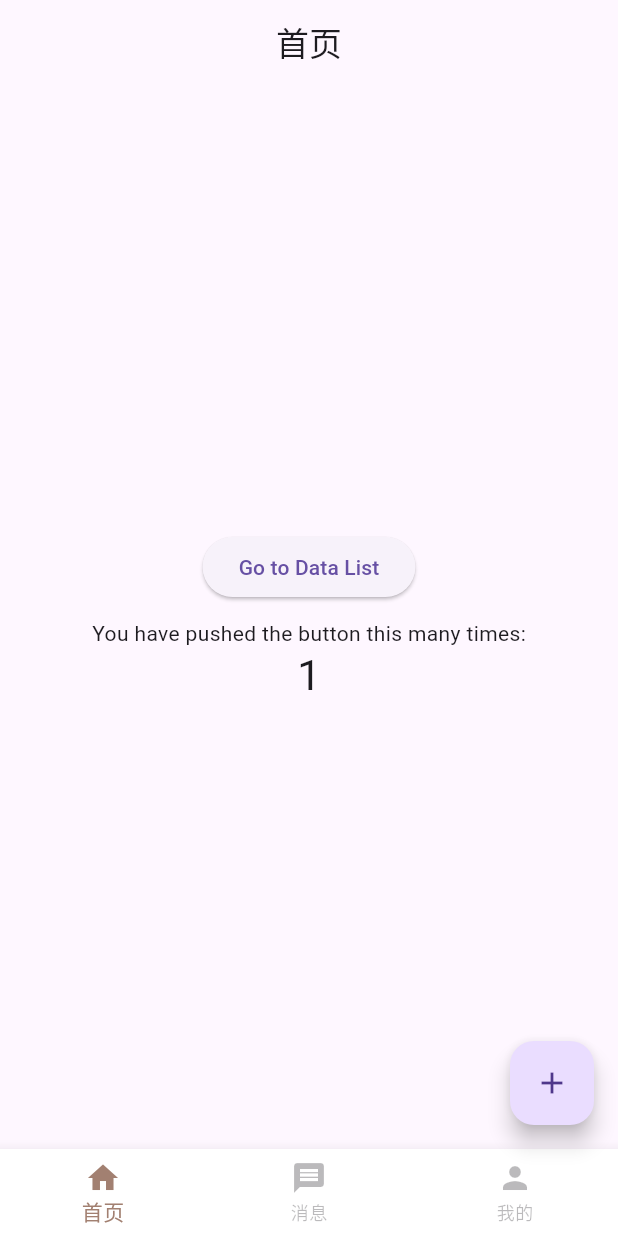
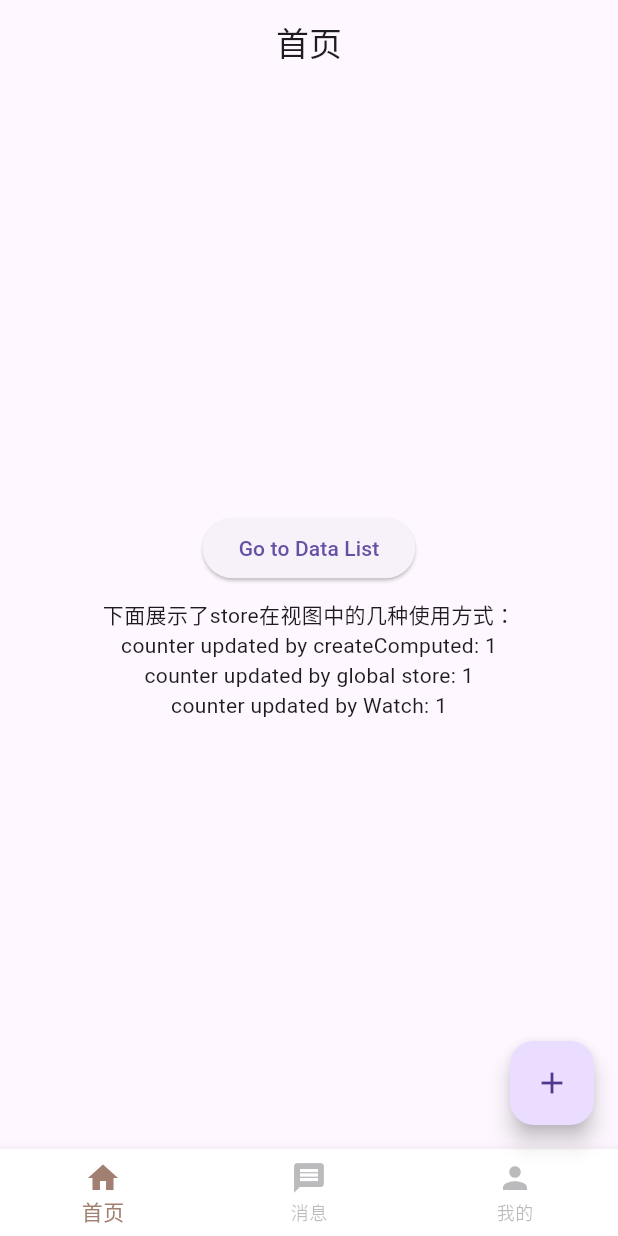
Before and after one commit to jerrywu001/flutter-tpl, a Flutter app: the screen it shows after launch, after a tap on the "add" icon, on a phone screen of 412 x 824 dp. Run offline on Flutter 3.47's test engine with Material 3 defaults, Android fonts, the phone set to English and light mode, and no system bars; our stand-ins replace dio, flutter_svg, signals; missing offline and left inert: colorful_print; network calls fail.

Commit message:
Feat: store状态管理

```diff
--- /dev/null
+++ b/devtools_options.yaml
@@ -0,0 +1,3 @@
+description: This file stores settings for Dart & Flutter DevTools.
+documentation: https://docs.flutter.dev/tools/devtools/extensions#configure-extension-enablement-states
+extensions:
--- a/lib/api/request/http_request.dart
+++ b/lib/api/request/http_request.dart
@@ -1,4 +1,5 @@
 import 'package:dio/dio.dart';
+import 'package:ybx_parent_client/config/env.dart';
 import 'package:ybx_parent_client/utils/index.dart';
 
 import 'http_types.dart';
@@ -24,17 +25,13 @@ class HttpRequest {
 
   /// 初始化
   static void init() {
-    const printError = true;
-    const timeout = Duration(seconds: 30);
-    const hostUrl = String.fromEnvironment('API_HOST');
-
-    SystemLog.success('\n API HOST URL 🎉⬇️');
-    SystemLog.info(hostUrl);
+    SystemLog.success('\n API HOST URL ${Env.envName} 🎉⬇️');
+    SystemLog.info(Env.hostUrl);
 
     _instance._config = HttpConfig(
-      baseUrl: hostUrl,
-      timeout: timeout,
-      printError: printError,
+      baseUrl: Env.hostUrl,
+      timeout: Env.timeout,
+      printError: Env.printError,
     );
 
     _instance._dio = Dio(
@@ -135,9 +132,13 @@ class HttpRequest {
     headers ??= {};
     headers['Authorization'] = 'Bearer $token';
 
-    SystemLog.success('\n $method:  $path');
-    SystemLog.success('🚀 queryParameters:  $queryParameters');
+    SystemLog.info('-----------------------------------------');
+    SystemLog.success('$method:  $path');
+    SystemLog.info('-----------------------------------------');
+    SystemLog.success('🚀 body:  $queryParameters');
+    SystemLog.info('-----------------------------------------');
     SystemLog.success('🍥 headers:  $headers');
+    SystemLog.info('-----------------------------------------');
 
     try {
       final response = await _instance._dio.request(
@@ -163,7 +164,8 @@ class HttpRequest {
     Response response,
     T Function(dynamic)? fromJsonT,
   ) {
-    SystemLog.info('Response: $response \n');
+    SystemLog.json(response.data, label: 'Response', pretty: false);
+    SystemLog.info('-----------------------------------------');
 
     final data = response.data ?? response.context;
 
--- a/lib/pages/home/home_screen.dart
+++ b/lib/pages/home/home_screen.dart
@@ -1,6 +1,9 @@
+// ignore_for_file: use_build_context_synchronously
+
 import 'package:flutter/material.dart';
 import 'package:ybx_parent_client/api/home/index.dart';
 import 'package:ybx_parent_client/config/routes.dart';
+import 'package:ybx_parent_client/stores/index.dart';
 import 'package:ybx_parent_client/types/home/index.dart';
 import 'package:ybx_parent_client/utils/index.dart';
 import 'package:ybx_parent_client/widgets/bottom_nav.dart';
@@ -12,14 +15,11 @@ class HomeScreen extends StatefulWidget {
   State<HomeScreen> createState() => _HomeScreenState();
 }
 
-class _HomeScreenState extends State<HomeScreen> {
-  int _counter = 0;
-
-  void _incrementCounter() {
-    setState(() {
-      _counter++;
-    });
-  }
+class _HomeScreenState extends State<HomeScreen> with SignalsMixin {
+  /// 计算属性：基于 counter 的派生值（在 Widget 内部定义）
+  late final computedFullName = createComputed(
+    () => 'counter updated by createComputed: ${counterStore.counter.value}',
+  );
 
   Future<void> fetchNearbyCompanions() async {
     try {
@@ -60,16 +60,21 @@ class _HomeScreenState extends State<HomeScreen> {
               child: const Text('Go to Data List'),
             ),
             const SizedBox(height: 10),
-            const Text('You have pushed the button this many times:'),
-            Text(
-              '$_counter',
-              style: Theme.of(context).textTheme.headlineMedium,
+            const Text('下面展示了store在视图中的几种使用方式：'),
+            Text(computedFullName.value),
+            // 来自 Store 的 computed
+            Watch((context) => Text(counterStore.fullName.value)),
+            // 使用 Watch 监听 原始 signal 变化
+            Watch(
+              (context) => Text(
+                'counter updated by Watch: ${counterStore.counter.value}',
+              ),
             ),
           ],
         ),
       ),
       floatingActionButton: FloatingActionButton(
-        onPressed: _incrementCounter,
+        onPressed: counterStore.increment,
         tooltip: 'Increment',
         child: const Icon(Icons.add),
       ),
--- /dev/null
+++ b/lib/stores/home/counter_demo.dart
@@ -0,0 +1,37 @@
+import 'package:signals/signals.dart';
+
+/// 计数器状态管理
+class CounterStore {
+  CounterStore._();
+
+  static final CounterStore _instance = CounterStore._();
+  static CounterStore get instance => _instance;
+
+  /// 计数器值
+  final counter = signal(0);
+
+  /// 计算属性：基于 counter 的派生值
+  late final fullName = computed(
+    () => 'counter updated by global store: ${counter.value}',
+  );
+
+  /// 增加计数
+  void increment() {
+    counter.value++;
+  }
+
+  /// 减少计数
+  void decrement() {
+    if (counter.value > 0) {
+      counter.value--;
+    }
+  }
+
+  /// 重置计数
+  void reset() {
+    counter.value = 0;
+  }
+}
+
+/// 全局单例
+final counterStore = CounterStore.instance;
--- /dev/null
+++ b/lib/stores/index.dart
@@ -0,0 +1,3 @@
+export 'package:signals/signals_flutter.dart';
+
+export 'home/counter_demo.dart';
--- a/lib/widgets/bottom_nav.dart
+++ b/lib/widgets/bottom_nav.dart
@@ -1,14 +1,10 @@
 import 'package:flutter/material.dart';
-
-import '../../../main.dart';
+import 'package:ybx_parent_client/main.dart';
 
 class BottomNav extends StatelessWidget {
   final int currentIndex;
 
-  const BottomNav({
-    super.key,
-    required this.currentIndex,
-  });
+  const BottomNav({super.key, required this.currentIndex});
 
   @override
   Widget build(BuildContext context) {
@@ -16,23 +12,16 @@ class BottomNav extends StatelessWidget {
       backgroundColor: Colors.white,
       currentIndex: currentIndex,
       selectedItemColor: const Color(0xFFA28071),
-      unselectedItemColor: Theme.of(context).colorScheme.onSurface.withValues(alpha: 0.3),
+      unselectedItemColor: Theme.of(
+        context,
+      ).colorScheme.onSurface.withValues(alpha: 0.3),
       onTap: (index) {
         context.findAncestorStateOfType<MyHomePageState>()?.onItemTapped(index);
       },
       items: const [
-        BottomNavigationBarItem(
-          icon: Icon(Icons.home),
-          label: '首页',
-        ),
-        BottomNavigationBarItem(
-          icon: Icon(Icons.message),
-          label: '消息',
-        ),
-        BottomNavigationBarItem(
-          icon: Icon(Icons.person),
-          label: '我的',
-        ),
+        BottomNavigationBarItem(icon: Icon(Icons.home), label: '首页'),
+        BottomNavigationBarItem(icon: Icon(Icons.message), label: '消息'),
+        BottomNavigationBarItem(icon: Icon(Icons.person), label: '我的'),
       ],
     );
   }
--- a/pubspec.yaml
+++ b/pubspec.yaml
@@ -39,6 +39,7 @@ dependencies:
   cupertino_icons: ^1.0.8
   flutter_svg: ^2.0.0
   dio: ^5.7.0
+  signals: ^6.3.0
 
 dev_dependencies:
   flutter_test:
```
Also changed, not shown: lib/config/env.dart (added, +17 -0 lines), lib/utils/log.dart (+67 -3 lines), pubspec.lock, 4 other files.
